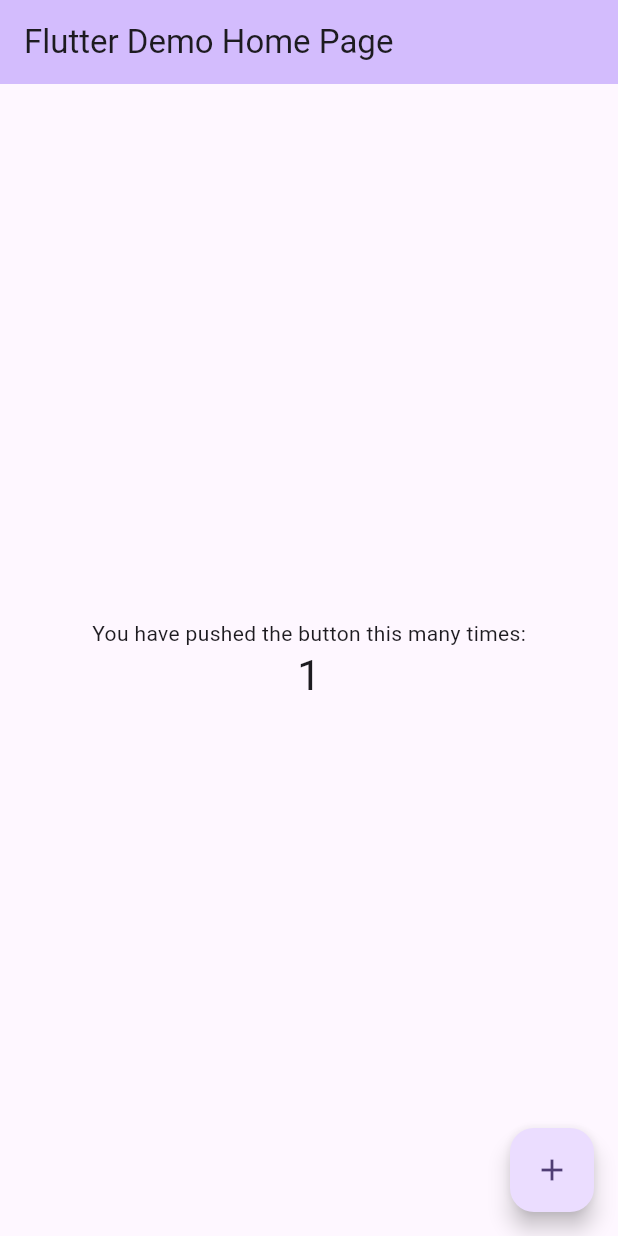
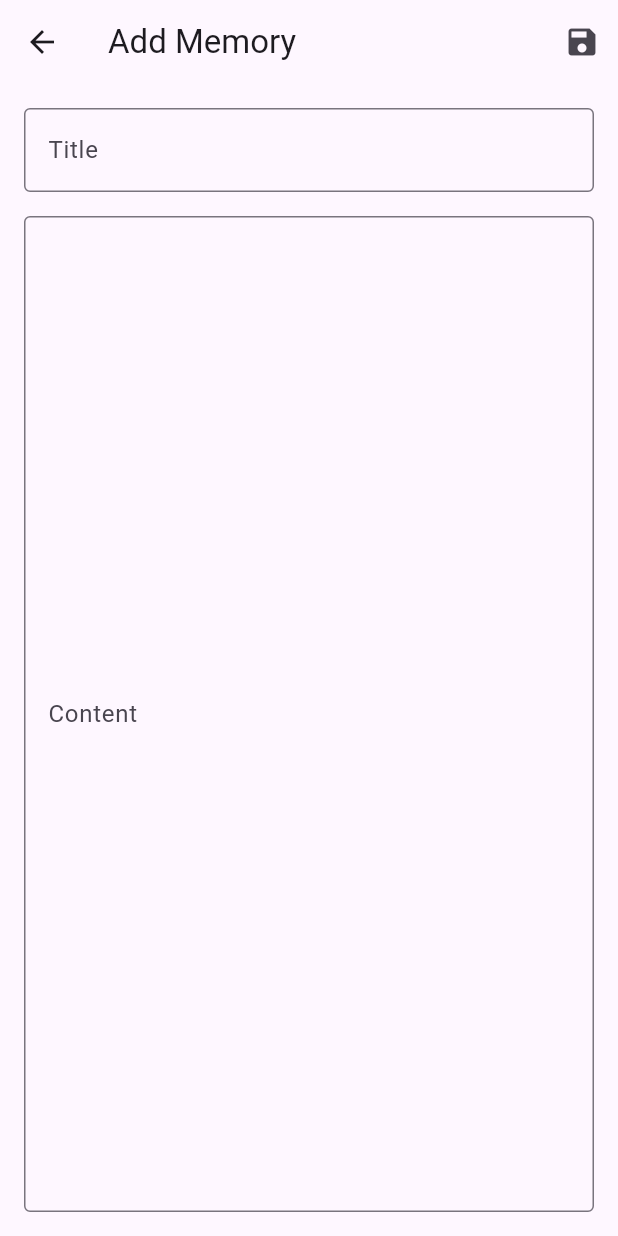
Before and after one commit to tinexu/cm-aug-system, a Flutter app: the screen it shows after launch, after a tap on the "add" icon, on a phone screen of 412 x 824 dp. Run offline on Flutter 3.47's test engine with Material 3 defaults, Android fonts, the phone set to English and light mode, and no system bars; our stand-ins replace hive, hive_flutter; accounts and stored records are empty.

Commit message:
updated dart files

```diff
--- a/flutter_cm_aug_sys_application/lib/main.dart
+++ b/flutter_cm_aug_sys_application/lib/main.dart
@@ -1,122 +1,42 @@
 import 'package:flutter/material.dart';
+import 'package:hive_flutter/hive_flutter.dart';
+import 'package:provider/provider.dart';
+import 'models/memory_item.dart';
+import 'providers/memory_provider.dart';
+import 'ui_screens/home.dart';
 
-void main() {
-  runApp(const MyApp());
+void main() async {
+  // Ensure Flutter is initialized
+  WidgetsFlutterBinding.ensureInitialized();
+
+  // Initialize Hive
+  await Hive.initFlutter();
+
+  // Register Hive adapters
+  Hive.registerAdapter(MemoryItemAdapter());
+
+  // Open Hive boxes
+  await Hive.openBox<MemoryItem>('memories');
+
+  runApp(MyApp());
 }
 
 class MyApp extends StatelessWidget {
   const MyApp({super.key});
 
-  // This widget is the root of your application.
   @override
   Widget build(BuildContext context) {
-    return MaterialApp(
-      title: 'Flutter Demo',
-      theme: ThemeData(
-        // This is the theme of your application.
-        //
-        // TRY THIS: Try running your application with "flutter run". You'll see
-        // the application has a purple toolbar. Then, without quitting the app,
-        // try changing the seedColor in the colorScheme below to Colors.green
-        // and then invoke "hot reload" (save your changes or press the "hot
-        // reload" button in a Flutter-supported IDE, or press "r" if you used
-        // the command line to start the app).
-        //
-        // Notice that the counter didn't reset back to zero; the application
-        // state is not lost during the reload. To reset the state, use hot
-        // restart instead.
-        //
-        // This works for code too, not just values: Most code changes can be
-        // tested with just a hot reload.
-        colorScheme: ColorScheme.fromSeed(seedColor: Colors.deepPurple),
+    return ChangeNotifierProvider<MemoryProvider>(
+      create: (context) => MemoryProvider(),
+      child: MaterialApp(
+        title: 'Memory Augment',
+        theme: ThemeData(
+          primarySwatch: Colors.blue,
+          visualDensity: VisualDensity.adaptivePlatformDensity,
+          useMaterial3: true,
+        ),
+        home: HomeScreen(),
       ),
-      home: const MyHomePage(title: 'Flutter Demo Home Page'),
     );
   }
 }
-
-class MyHomePage extends StatefulWidget {
-  const MyHomePage({super.key, required this.title});
-
-  // This widget is the home page of your application. It is stateful, meaning
-  // that it has a State object (defined below) that contains fields that affect
-  // how it looks.
-
-  // This class is the configuration for the state. It holds the values (in this
-  // case the title) provided by the parent (in this case the App widget) and
-  // used by the build method of the State. Fields in a Widget subclass are
-  // always marked "final".
-
-  final String title;
-
-  @override
-  State<MyHomePage> createState() => _MyHomePageState();
-}
-
-class _MyHomePageState extends State<MyHomePage> {
-  int _counter = 0;
-
-  void _incrementCounter() {
-    setState(() {
-      // This call to setState tells the Flutter framework that something has
-      // changed in this State, which causes it to rerun the build method below
-      // so that the display can reflect the updated values. If we changed
-      // _counter without calling setState(), then the build method would not be
-      // called again, and so nothing would appear to happen.
-      _counter++;
-    });
-  }
-
-  @override
-  Widget build(BuildContext context) {
-    // This method is rerun every time setState is called, for instance as done
-    // by the _incrementCounter method above.
-    //
-    // The Flutter framework has been optimized to make rerunning build methods
-    // fast, so that you can just rebuild anything that needs updating rather
-    // than having to individually change instances of widgets.
-    return Scaffold(
-      appBar: AppBar(
-        // TRY THIS: Try changing the color here to a specific color (to
-        // Colors.amber, perhaps?) and trigger a hot reload to see the AppBar
-        // change color while the other colors stay the same.
-        backgroundColor: Theme.of(context).colorScheme.inversePrimary,
-        // Here we take the value from the MyHomePage object that was created by
-        // the App.build method, and use it to set our appbar title.
-        title: Text(widget.title),
-      ),
-      body: Center(
-        // Center is a layout widget. It takes a single child and positions it
-        // in the middle of the parent.
-        child: Column(
-          // Column is also a layout widget. It takes a list of children and
-          // arranges them vertically. By default, it sizes itself to fit its
-          // children horizontally, and tries to be as tall as its parent.
-          //
-          // Column has various properties to control how it sizes itself and
-          // how it positions its children. Here we use mainAxisAlignment to
-          // center the children vertically; the main axis here is the vertical
-          // axis because Columns are vertical (the cross axis would be
-          // horizontal).
-          //
-          // TRY THIS: Invoke "debug painting" (choose the "Toggle Debug Paint"
-          // action in the IDE, or press "p" in the console), to see the
-          // wireframe for each widget.
-          mainAxisAlignment: MainAxisAlignment.center,
-          children: <Widget>[
-            const Text('You have pushed the button this many times:'),
-            Text(
-              '$_counter',
-              style: Theme.of(context).textTheme.headlineMedium,
-            ),
-          ],
-        ),
-      ),
-      floatingActionButton: FloatingActionButton(
-        onPressed: _incrementCounter,
-        tooltip: 'Increment',
-        child: const Icon(Icons.add),
-      ), // This trailing comma makes auto-formatting nicer for build methods.
-    );
-  }
-}
--- /dev/null
+++ b/flutter_cm_aug_sys_application/lib/providers/memory_provider.dart
@@ -0,0 +1,43 @@
+import 'package:flutter/foundation.dart';
+import '../models/memory_item.dart';
+import '../repositories/memory_repository.dart';
+
+class MemoryProvider with ChangeNotifier {
+  final _repository = MemoryRepository();
+
+  List<MemoryItem> _memories = [];
+
+  List<MemoryItem> get memories => _memories;
+
+  MemoryProvider() {
+    _loadMemories();
+  }
+
+  void _loadMemories() {
+    _memories = _repository.getAllMemories();
+    // Sort by most recent first
+    _memories.sort((a, b) => b.createdAt.compareTo(a.createdAt));
+    notifyListeners();
+  }
+
+  Future<void> addMemory(String title, String content, List<String>? tags) async {
+    final memory = MemoryItem(
+      title: title,
+      content: content,
+      tags: tags,
+    );
+
+    await _repository.addMemory(memory);
+    _loadMemories();
+  }
+
+  Future<void> updateMemory(MemoryItem memory) async {
+    await _repository.updateMemory(memory);
+    _loadMemories();
+  }
+
+  Future<void> deleteMemory(String id) async {
+    await _repository.deleteMemory(id);
+    _loadMemories();
+  }
+}
--- /dev/null
+++ b/flutter_cm_aug_sys_application/lib/repositories/memory_repository.dart
@@ -0,0 +1,29 @@
+import 'package:hive/hive.dart';
+import '../models/memory_item.dart';
+
+class MemoryRepository {
+  Box<MemoryItem>? _box;
+
+  Box<MemoryItem> get box {
+    if (_box == null || !_box!.isOpen) {
+      _box = Hive.box<MemoryItem>('memories');
+    }
+    return _box!;
+  }
+
+  List<MemoryItem> getAllMemories() {
+    return box.values.toList();
+  }
+
+  Future<void> addMemory(MemoryItem memory) async {
+    await box.put(memory.id, memory);
+  }
+
+  Future<void> updateMemory(MemoryItem memory) async {
+    await box.put(memory.id, memory);
+  }
+
+  Future<void> deleteMemory(String id) async {
+    await box.delete(id);
+  }
+}
--- /dev/null
+++ b/flutter_cm_aug_sys_application/lib/ui_screens/add_memory_screen.dart
@@ -0,0 +1,92 @@
+import 'package:flutter/material.dart';
+import 'package:provider/provider.dart';
+import '../providers/memory_provider.dart';
+
+class AddMemoryScreen extends StatefulWidget {
+  @override
+  _AddMemoryScreenState createState() => _AddMemoryScreenState();
+}
+
+class _AddMemoryScreenState extends State<AddMemoryScreen> {
+  final _formKey = GlobalKey<FormState>();
+  final _titleController = TextEditingController();
+  final _contentController = TextEditingController();
+
+  @override
+  void dispose() {
+    _titleController.dispose();
+    _contentController.dispose();
+    super.dispose();
+  }
+
+  void _saveMemory() {
+    if (_formKey.currentState!.validate()) {
+      final memoryProvider = Provider.of<MemoryProvider>(context, listen: false);
+
+      memoryProvider.addMemory(
+        _titleController.text,
+        _contentController.text,
+        null, // Tags can be added later
+      );
+
+      Navigator.pop(context);
+    }
+  }
+
+  @override
+  Widget build(BuildContext context) {
+    return Scaffold(
+      appBar: AppBar(
+        title: Text('Add Memory'),
+        actions: [
+          IconButton(
+            icon: Icon(Icons.save),
+            onPressed: _saveMemory,
+          ),
+        ],
+      ),
+      body: Padding(
+        padding: const EdgeInsets.all(16.0),
+        child: Form(
+          key: _formKey,
+          child: Column(
+            children: [
+              TextFormField(
+                controller: _titleController,
+                decoration: InputDecoration(
+                  labelText: 'Title',
+                  border: OutlineInputBorder(),
+                ),
+                validator: (value) {
+                  if (value == null || value.isEmpty) {
+                    return 'Please enter a title';
+                  }
+                  return null;
+                },
+              ),
+              SizedBox(height: 16),
+              Expanded(
+                child: TextFormField(
+                  controller: _contentController,
+                  decoration: InputDecoration(
+                    labelText: 'Content',
+                    border: OutlineInputBorder(),
+                    alignLabelWithHint: true,
+                  ),
+                  maxLines: null,
+                  expands: true,
+                  validator: (value) {
+                    if (value == null || value.isEmpty) {
+                      return 'Please enter content';
+                    }
+                    return null;
+                  },
+                ),
+              ),
+            ],
+          ),
+        ),
+      ),
+    );
+  }
+}
--- /dev/null
+++ b/flutter_cm_aug_sys_application/lib/ui_screens/home.dart
@@ -0,0 +1,89 @@
+import 'package:flutter/material.dart';
+import 'package:provider/provider.dart';
+import 'package:flutter_cm_aug_sys_application/providers/memory_provider.dart';
+import 'package:flutter_cm_aug_sys_application/models/memory_item.dart';
+import 'add_memory_screen.dart';
+import 'memory_detail_screen.dart';
+
+class HomeScreen extends StatelessWidget {
+  @override
+  Widget build(BuildContext context) {
+    return Scaffold(
+      appBar: AppBar(
+        title: Text('Memory Augment'),
+        actions: [
+          IconButton(
+            icon: Icon(Icons.settings),
+            onPressed: () {
+              // TODO: Navigate to settings screen
+            },
+          ),
+        ],
+      ),
+      body: Consumer<MemoryProvider>(
+        builder: (context, memoryProvider, child) {
+          final memories = memoryProvider.memories;
+
+          if (memories.isEmpty) {
+            return Center(
+              child: Text(
+                'No memories yet. Tap + to add one!',
+                style: TextStyle(fontSize: 18),
+              ),
+            );
+          }
+
+          return ListView.builder(
+            itemCount: memories.length,
+            itemBuilder: (context, index) {
+              final memory = memories[index];
+              return MemoryListItem(memory: memory);
+            },
+          );
+        },
+      ),
+      floatingActionButton: FloatingActionButton(
+        child: Icon(Icons.add),
+        onPressed: () {
+          Navigator.push(
+            context,
+            MaterialPageRoute(builder: (context) => AddMemoryScreen()),
+          );
+        },
+      ),
+    );
+  }
+}
+
+class MemoryListItem extends StatelessWidget {
+  final MemoryItem memory;
+
+  const MemoryListItem({Key? key, required this.memory}) : super(key: key);
+
+  @override
+  Widget build(BuildContext context) {
+    return Card(
+      margin: EdgeInsets.symmetric(horizontal: 16, vertical: 8),
+      child: ListTile(
+        title: Text(memory.title),
+        subtitle: Text(
+          memory.content,
+          maxLines: 2,
+          overflow: TextOverflow.ellipsis,
+        ),
+        trailing: Text(
+          '${memory.createdAt.day}/${memory.createdAt.month}/${memory.createdAt.year}',
+          style: TextStyle(color: Colors.grey),
+        ),
+        onTap: () {
+          Navigator.push(
+            context,
+            MaterialPageRoute(
+              builder: (context) => MemoryDetailScreen(memory: memory),
+            ),
+          );
+        },
+      ),
+    );
+  }
+}
```
Also changed, not shown: flutter_cm_aug_sys_application/lib/ui_screens/memory_detail_screen.dart (added, +87 -0 lines), 4 other files.
